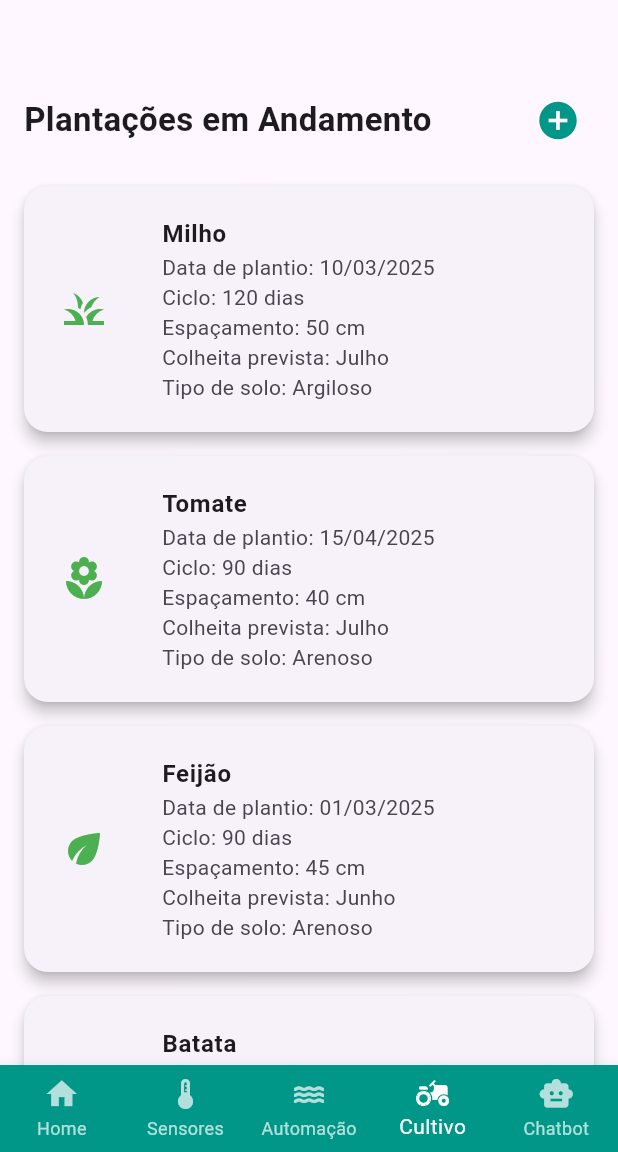
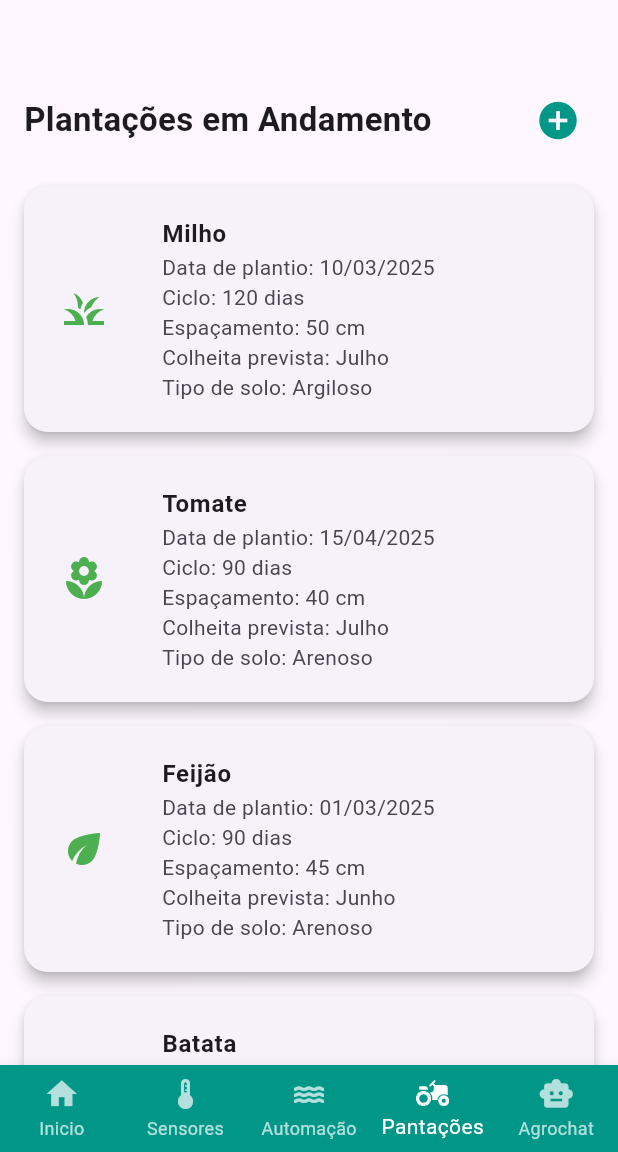
Before and after one commit to LucasSantino/ProjetoIntegrador_Agrotrack, a Flutter app: the screen it shows after launch, item 4 of the bottom bar chosen, on a phone screen of 412 x 824 dp, the part 84-1236 px from its top. Run offline on Flutter 3.47's test engine with Material 3 defaults, Android fonts, the phone set to English and light mode, and no system bars; our stand-ins replace fl_chart, image_picker.

Commit message:
Update main.dart
alteração nos nomes das labels

```diff
--- a/app_agrotrack/lib/main.dart
+++ b/app_agrotrack/lib/main.dart
@@ -78,7 +78,7 @@ class _NavScreenState extends State<NavScreen> {
         backgroundColor: primaryColor,
         type: BottomNavigationBarType.fixed,
         items: const <BottomNavigationBarItem>[
-          BottomNavigationBarItem(icon: Icon(Icons.home), label: 'Home'),
+          BottomNavigationBarItem(icon: Icon(Icons.home), label: 'Inicio'),
           BottomNavigationBarItem(
             icon: Icon(Icons.thermostat),
             label: 'Sensores',
@@ -86,11 +86,11 @@ class _NavScreenState extends State<NavScreen> {
           BottomNavigationBarItem(icon: Icon(Icons.water), label: 'Automação'),
           BottomNavigationBarItem(
             icon: Icon(Icons.agriculture),
-            label: 'Cultivo',
+            label: 'Pantações',
           ),
           BottomNavigationBarItem(
             icon: Icon(Icons.smart_toy),
-            label: 'Chatbot',
+            label: 'Agrochat',
           ),
         ],
         onTap: onItemTapped,
```
